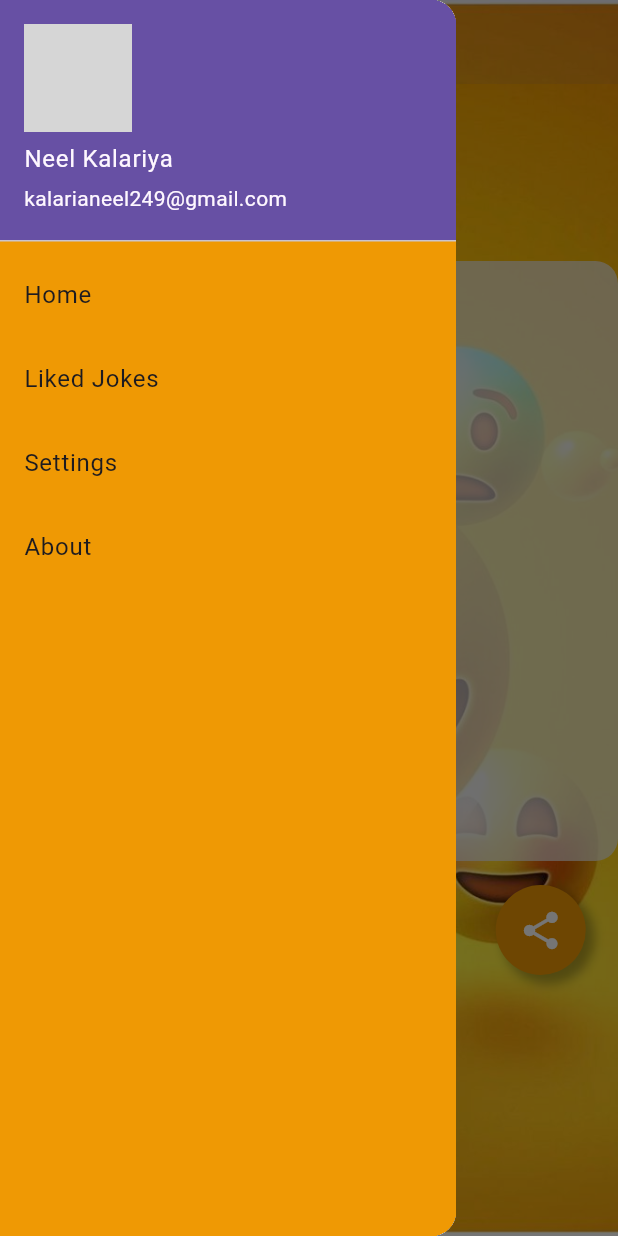
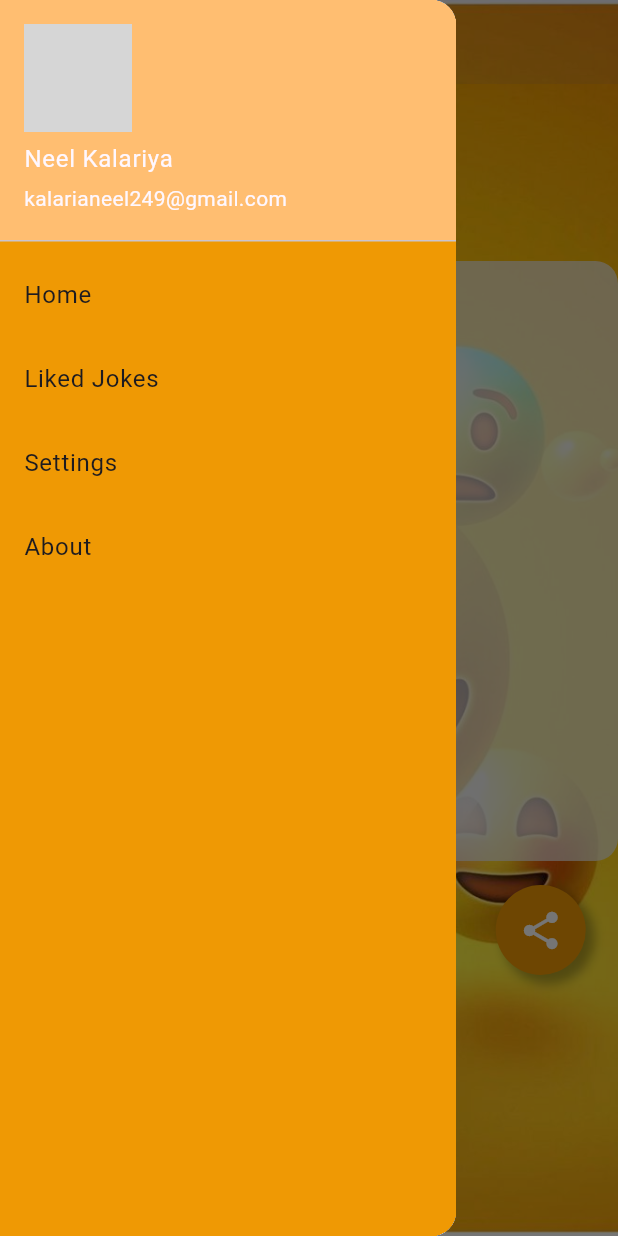
Before and after one commit to Molotov921/Jokes_exam_25-1-24, a Flutter app: the screen it shows after launch, with the side drawer open, on a phone screen of 412 x 824 dp. Run offline on Flutter 3.47's test engine with Material 3 defaults, Android fonts, the phone set to English and light mode, and no system bars; our stand-ins replace share, shared_preferences; network calls fail; grey boxes are pictures that could not be loaded.

Commit message:
Color changes

```diff
--- a/lib/views/Home Page/homepage.dart
+++ b/lib/views/Home Page/homepage.dart
@@ -43,6 +43,9 @@ class HomePage extends StatelessWidget {
                   backgroundImage: NetworkImage(
                     "https://lh3.googleusercontent.com/a/ACg8ocIbB3Msrb90avMuPrxnRp0gI_9YGwHGiVVr-XrzR55l7w=s96-c-rg-br100",
                   ),
+                ),
+                decoration: BoxDecoration(
+                  color: Color(0xFFFFBE71),
                 ),
               ),
               ListTile(
```
Also changed, not shown: screenshots_n_recording_demo_proj/drawer_display.png.
